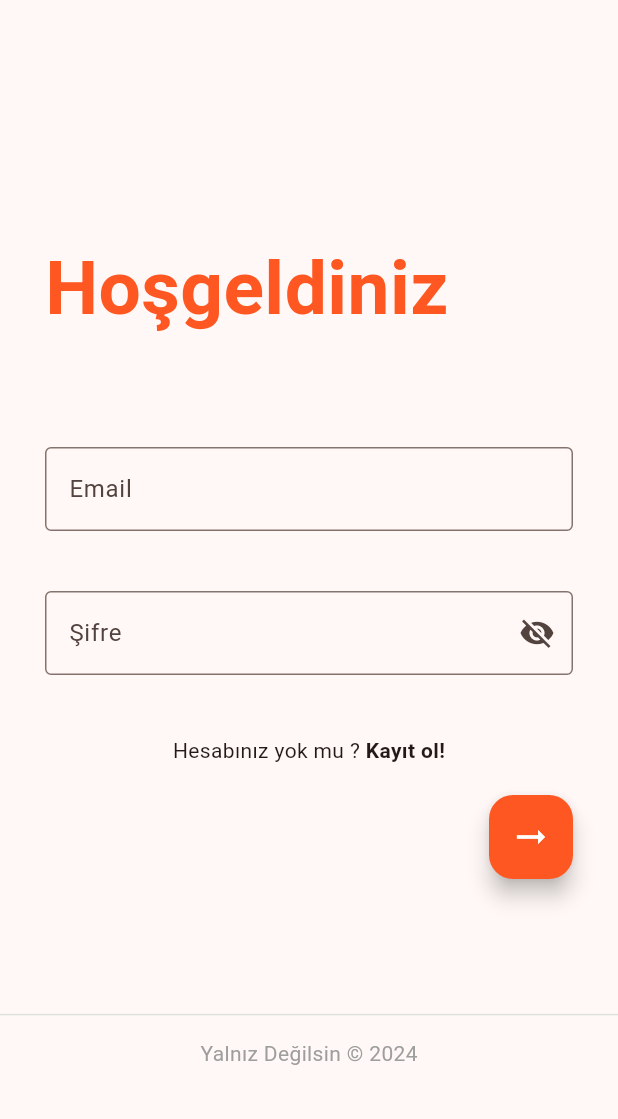
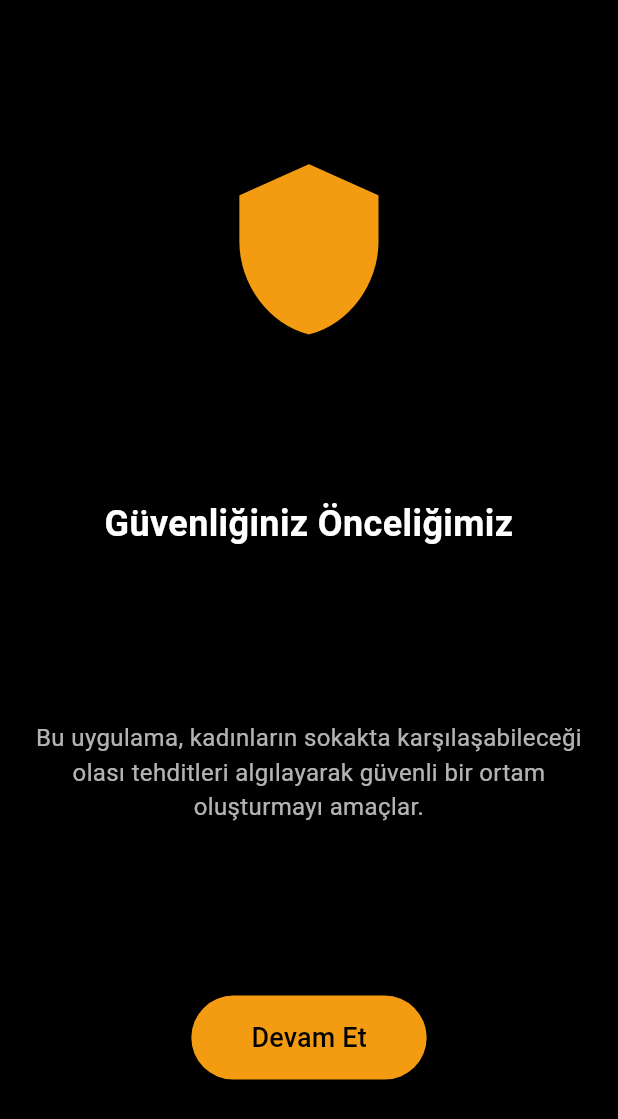
Before and after one commit to doguclks/YalnizDegilsin_Mobile_App_Project, a Flutter app: the screen it shows after launch, on a phone screen of 412 x 824 dp. Shown: the top 1119 px of the screen. Run offline on Flutter 3.47's test engine with Material 3 defaults, Android fonts, the phone set to English and light mode, and no system bars; missing offline and left inert: page_animation_transition.

Commit message:
version2

```diff
--- /dev/null
+++ b/lib/colors/colors.dart
@@ -0,0 +1,13 @@
+import 'package:flutter/material.dart';
+
+class AppColors {
+  // Ana Renkler
+  static const Color primaryColor = Color(0xFFF39C12); // Turuncu renk
+  static const Color backgroundColor = Colors.black; // Siyah arka plan
+  static const Color textColor = Colors.white; // Beyaz yazı
+  static const Color secondaryTextColor = Colors.white70; // Hafif beyaz metin
+
+  // Buton Rengi
+  static const Color buttonTextColor = Colors.black; // Buton metni siyah
+  static const Color buttonColor = primaryColor; // Turuncu buton arka plan
+}
--- a/lib/main.dart
+++ b/lib/main.dart
@@ -1,4 +1,7 @@
+import 'package:app/colors/colors.dart';
+import 'package:app/pages/how_to_use_screen.dart';
 import 'package:app/pages/login.dart';
+import 'package:app/pages/splash_screen_1.dart';
 import 'package:flutter/material.dart';
 
 void main() {
@@ -15,10 +18,14 @@ class MyApp extends StatelessWidget {
       title: 'Yalnız Değilsin!',
       debugShowCheckedModeBanner: false,
       theme: ThemeData(
+        appBarTheme: AppBarTheme(
+            color: Colors.black,
+            iconTheme: IconThemeData(color: AppColors.textColor)),
         colorScheme: ColorScheme.fromSeed(seedColor: Colors.deepOrange),
+        scaffoldBackgroundColor: Colors.black,
         useMaterial3: true,
       ),
-      home: Login(),
+      home: SplashScreen(),
     );
   }
 }
--- a/lib/pages/home.dart
+++ b/lib/pages/home.dart
@@ -1,3 +1,4 @@
+import 'package:app/colors/colors.dart';
 import 'package:app/components/drawer_component.dart';
 import 'package:app/widgets/audio_button_widget.dart';
 import 'package:flutter/material.dart';
@@ -13,7 +14,8 @@ class HomePage extends StatelessWidget {
         title: Center(
             child: Text(
           appBarText,
-          style: const TextStyle(fontWeight: FontWeight.bold),
+          style: const TextStyle(
+              fontWeight: FontWeight.bold, color: AppColors.textColor),
         )),
       ),
       drawer: DrawerComponent(),
@@ -28,7 +30,7 @@ class HomePage extends StatelessWidget {
         child: Column(
           children: [
             SizedBox(
-              height: MediaQuery.of(context).size.height / 6,
+              height: MediaQuery.of(context).size.height / 2,
             ),
             SizedBox(
               height: 30,
--- a/lib/pages/login.dart
+++ b/lib/pages/login.dart
@@ -1,3 +1,4 @@
+import 'package:app/colors/colors.dart'; // Renk paleti importu
 import 'package:app/components/footer.dart';
 import 'package:app/pages/home.dart';
 import 'package:app/pages/register.dart';
@@ -62,15 +63,21 @@ class Login extends StatelessWidget {
               children: [
                 Container(
                   alignment: Alignment.center,
-                  child: Text(subtitle),
+                  child: Text(
+                    subtitle,
+                    style: TextStyle(
+                      color: AppColors.textColor, // Beyaz metin
+                    ),
+                  ),
                 ),
                 Container(
                   alignment: Alignment.center,
                   child: InkWell(
-                    child: const Text(
+                    child: Text(
                       ' Kayıt ol!',
                       style: TextStyle(
                         fontWeight: FontWeight.bold,
+                        color: AppColors.primaryColor, // Turuncu renk
                       ),
                     ),
                     onTap: () {
@@ -120,7 +127,7 @@ class LoginText extends StatelessWidget {
     return Text(
       headingTitle,
       style: TextStyle(
-        color: Colors.deepOrange,
+        color: AppColors.primaryColor, // Turuncu renk
         fontWeight: FontWeight.bold,
         fontSize: fontsize,
       ),
--- a/lib/pages/register.dart
+++ b/lib/pages/register.dart
@@ -1,3 +1,4 @@
+import 'package:app/colors/colors.dart';
 import 'package:app/components/footer.dart';
 import 'package:app/widgets/circle_button_widget.dart';
 import 'package:app/widgets/text_field_widget.dart';
@@ -92,7 +93,7 @@ class RegisterText extends StatelessWidget {
     return Text(
       headingTitle,
       style: TextStyle(
-        color: Colors.deepOrange,
+        color: AppColors.primaryColor,
         fontWeight: FontWeight.bold,
         fontSize: fontsize,
       ),
--- /dev/null
+++ b/lib/pages/splash_screen_1.dart
@@ -0,0 +1,78 @@
+import 'package:app/pages/how_to_use_screen.dart';
+import 'package:flutter/material.dart';
+import 'package:page_animation_transition/animations/fade_animation_transition.dart';
+import 'package:page_animation_transition/page_animation_transition.dart';
+
+class SplashScreen extends StatelessWidget {
+  @override
+  Widget build(BuildContext context) {
+    return Scaffold(
+      body: Container(
+        width: double.infinity, // Ekranın tamamını kaplar
+        height: double.infinity, // Ekranın tamamını kaplar
+        // Arka plan: Siyah
+        child: SafeArea(
+          child: Column(
+            mainAxisAlignment:
+                MainAxisAlignment.spaceEvenly, // Eşit boşluk dağılımı
+            crossAxisAlignment: CrossAxisAlignment.center,
+            children: [
+              // Shield Icon
+              Icon(
+                Icons.shield, // Kalkan simgesi
+                size: MediaQuery.of(context).size.width * 0.3, // Dinamik boyut
+                color: Color(0xFFF39C12), // Turuncu renk
+              ),
+              // Başlık
+              Text(
+                "Güvenliğiniz Önceliğimiz",
+                style: TextStyle(
+                  fontSize: 24,
+                  fontWeight: FontWeight.bold,
+                  color: Colors.white, // Başlık: Beyaz
+                ),
+                textAlign: TextAlign.center,
+              ),
+              // Açıklama
+              Padding(
+                padding: const EdgeInsets.all(10),
+                child: Container(
+                  child: Text(
+                    "Bu uygulama, kadınların sokakta karşılaşabileceği olası tehditleri algılayarak güvenli bir ortam oluşturmayı amaçlar.",
+                    style: TextStyle(
+                      fontSize: 16,
+                      color: Colors.white70, // Açıklama: Hafif beyaz
+                    ),
+                    textAlign: TextAlign.center,
+                  ),
+                ),
+              ),
+              // Devam Butonu
+              ElevatedButton(
+                style: ElevatedButton.styleFrom(
+                  backgroundColor: Color(0xFFF39C12), // Turuncu
+                  padding: EdgeInsets.symmetric(horizontal: 40, vertical: 15),
+                  shape: RoundedRectangleBorder(
+                    borderRadius: BorderRadius.circular(30), // Yuvarlak köşeler
+                  ),
+                ),
+                onPressed: () {
+                  Navigator.of(context).push(PageAnimationTransition(
+                      page: HowToUseScreen(),
+                      pageAnimationType: FadeAnimationTransition()));
+                },
+                child: Text(
+                  "Devam Et",
+                  style: TextStyle(
+                    fontSize: 18,
+                    color: Colors.black, // Turuncu düğme üzerindeki yazı: Siyah
+                  ),
+                ),
+              ),
+            ],
+          ),
+        ),
+      ),
+    );
+  }
+}
--- a/lib/widgets/audio_button_widget.dart
+++ b/lib/widgets/audio_button_widget.dart
@@ -1,3 +1,4 @@
+import 'package:app/colors/colors.dart';
 import 'package:flutter/material.dart';
 import 'dart:math';
 
@@ -40,7 +41,7 @@ class _AudioButtonState extends State<AudioButton>
         width: MediaQuery.of(context).size.width / 2, // Buton genişliği
         height: 60, // Buton yüksekliği
         decoration: BoxDecoration(
-          color: isRecording ? Colors.red : Colors.red,
+          color: isRecording ? AppColors.buttonColor : AppColors.buttonColor,
           borderRadius: BorderRadius.circular(12),
         ),
         child: isRecording
--- a/lib/widgets/circle_button_widget.dart
+++ b/lib/widgets/circle_button_widget.dart
@@ -1,3 +1,4 @@
+import 'package:app/colors/colors.dart';
 import 'package:flutter/material.dart';
 
 class LoginFab extends StatelessWidget {
@@ -9,7 +10,7 @@ class LoginFab extends StatelessWidget {
   Widget build(BuildContext context) {
     return FloatingActionButton(
       onPressed: onPressed,
-      backgroundColor: Colors.deepOrange, // Butonun arka plan rengi
+      backgroundColor: AppColors.buttonColor, // Butonun arka plan rengi
       child: const Icon(
         Icons.arrow_right_alt, // İçerisine Login ikonu veya ok ikonu
         size: 28,
```
Also changed, not shown: lib/components/drawer_component.dart (+9 -4 lines), lib/pages/how_to_use_screen.dart (added, +81 -0 lines), lib/pages/wyh_phonenumber.dart (added, +80 -0 lines).
